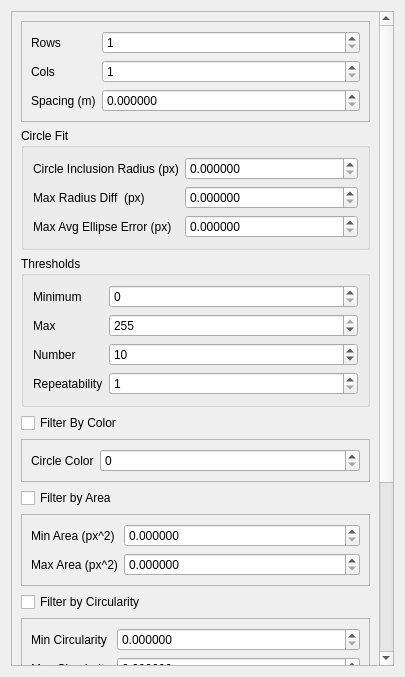
The window that gui/src/modified_circle_grid_target_finder.ui (ros-industrial/industrial_calibration) describes before a commit, drawn with Qt 5.
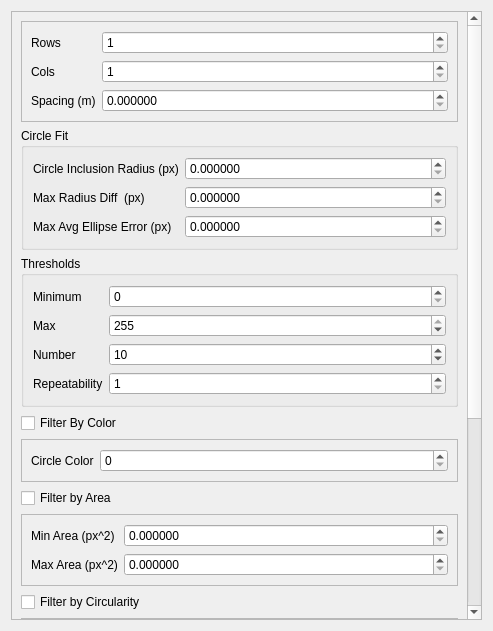
The same window after the commit.

Commit message: Fixed min/max area spin boxes in modified circle grid target finder GUI (#227)

Patch:
```diff
--- a/gui/src/modified_circle_grid_target_finder.ui
+++ b/gui/src/modified_circle_grid_target_finder.ui
@@ -6,8 +6,8 @@
    <rect>
     <x>0</x>
     <y>0</y>
-    <width>405</width>
-    <height>677</height>
+    <width>493</width>
+    <height>631</height>
    </rect>
   </property>
   <property name="windowTitle">
@@ -27,8 +27,8 @@
        <rect>
         <x>0</x>
         <y>0</y>
-        <width>394</width>
-        <height>973</height>
+        <width>459</width>
+        <height>1005</height>
        </rect>
       </property>
       <layout class="QVBoxLayout" name="verticalLayout">
```
Left out of the diff: 20 changed lines with no effect on the pictures.
